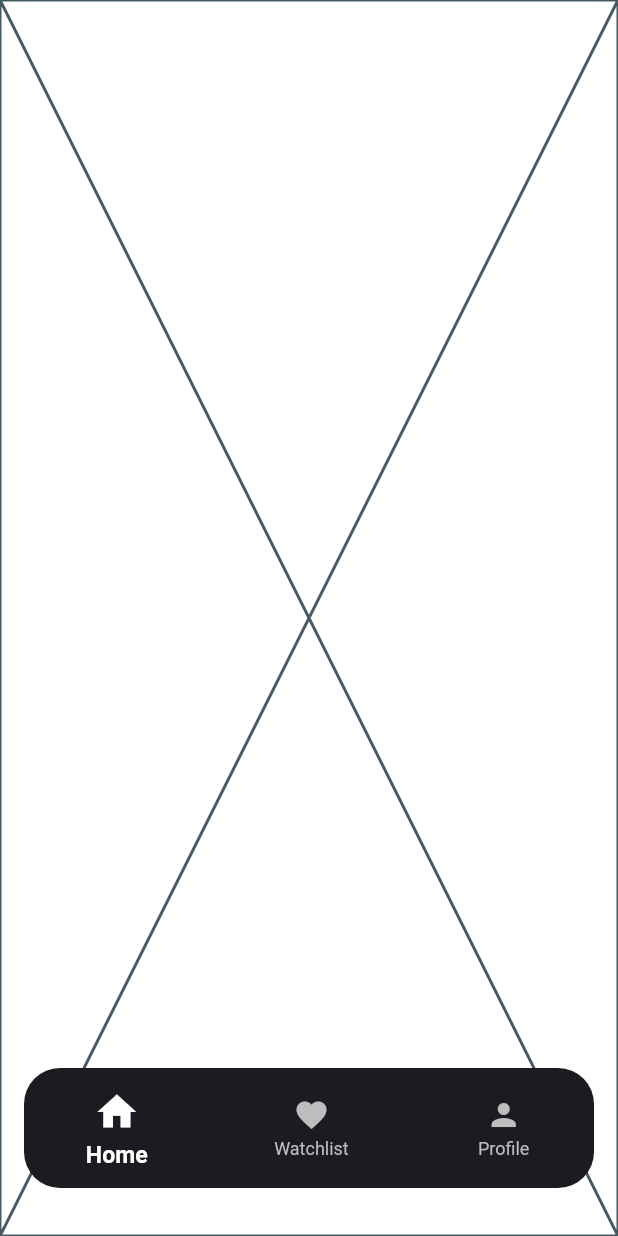
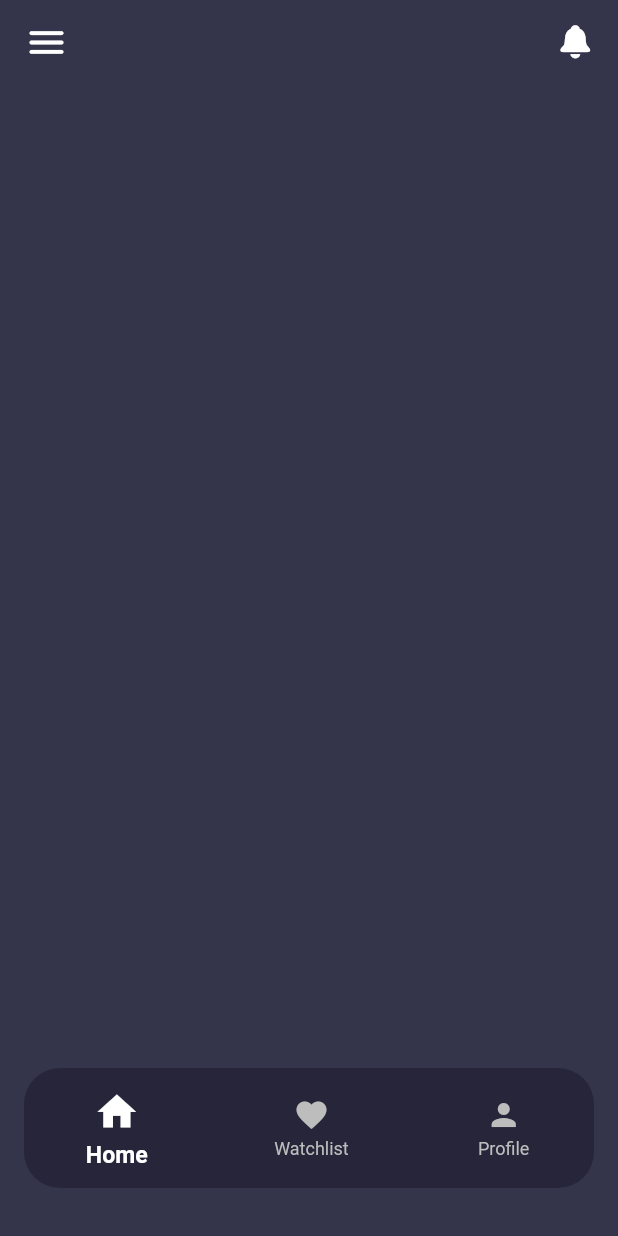
Before and after one commit to ShervinKazemi/Plotify, a Flutter app: the screen it shows after launch, on a phone screen of 412 x 824 dp. Run offline on Flutter 3.47's test engine with Material 3 defaults, Android fonts, the phone set to English and light mode, and no system bars; our stand-ins replace animated_text_kit, dio, flutter_native_splash, gap, google_fonts.

Commit message:
feat(main): add appbar in homepage

```diff
--- a/lib/core/constants.dart
+++ b/lib/core/constatns/constants.dart
@@ -12,6 +12,6 @@ class Endpoints {
 }
 
 class AppColors {
-  static const Color primary = Color(0x0034344a);
-  static const Color lightText = Color(0x00ffffff);
+  static const Color primary = Color(0xFF34344A);
+  static const Color lightText = Color(0xFFffffff);
 }
--- a/lib/core/net/api_service.dart
+++ b/lib/core/net/api_service.dart
@@ -1,6 +1,6 @@
 
 import 'package:dio/dio.dart';
-import 'package:plotify/core/constants.dart';
+import 'package:plotify/core/constatns/constants.dart';
 import 'package:plotify/core/model/movies.dart';
 
 /// Service class for API requests using Dio.
--- a/lib/core/theme.dart
+++ b/lib/core/theme.dart
@@ -1,6 +1,6 @@
 import 'package:flutter/material.dart';
 import 'package:google_fonts/google_fonts.dart';
-import 'package:plotify/core/constants.dart';
+import 'package:plotify/core/constatns/constants.dart';
 
 class AppTheme {
   static ThemeData get lightTheme {
@@ -38,6 +38,10 @@ class AppTheme {
           color: AppColors.lightText,
         ),
       ),
+      appBarTheme: AppBarTheme(
+        elevation: 0,
+        backgroundColor: Colors.transparent,
+      )
     );
     return baseLight;
   }
--- a/lib/features/home/home_page.dart
+++ b/lib/features/home/home_page.dart
@@ -1,10 +1,31 @@
+import 'package:flutter/cupertino.dart';
 import 'package:flutter/material.dart';
+import 'package:gap/gap.dart';
 
 class HomePage extends StatelessWidget {
   const HomePage({super.key});
 
   @override
   Widget build(BuildContext context) {
-    return const Placeholder();
+    return Scaffold(
+      appBar: AppBar(
+        automaticallyImplyLeading: false,
+        title: Row(
+          mainAxisAlignment: MainAxisAlignment.spaceBetween,
+          children: [
+            Icon(
+              Icons.menu_rounded,
+              size: 30,
+              color: Colors.white,
+            ),
+            Icon(
+              CupertinoIcons.bell_fill,
+              size: 25,
+              color: Colors.white,
+            )
+          ],
+        ),
+      ),
+    );
   }
 }
--- a/lib/routes/main_bottom_nav.dart
+++ b/lib/routes/main_bottom_nav.dart
@@ -44,7 +44,7 @@ class _MainBottomNavState extends State<MainBottomNav> {
         height: 80,
         margin: const EdgeInsets.symmetric(horizontal: 16 , vertical: 32),
         decoration: BoxDecoration(
-          color: theme.colorScheme.onSurface,
+          color: Color(0xFF26253A),
           borderRadius: BorderRadius.circular(24)
         ),
         child: Row(
```
Also changed, not shown: lib/features/home/home_provider.dart (added, +121 -0 lines).
